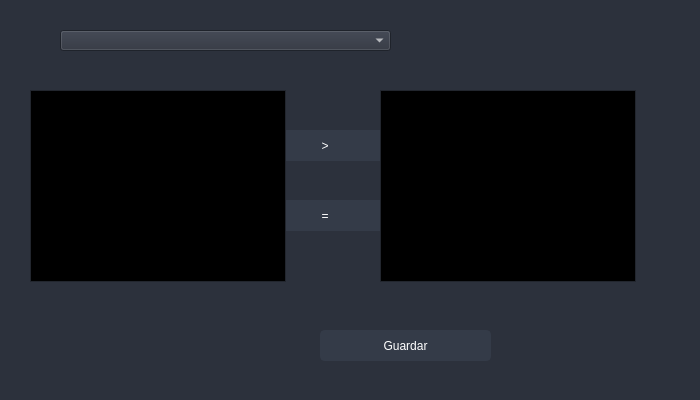
Qt form ui/extensionsWindow.ui (corzelito/TheOrganizer) before a commit.
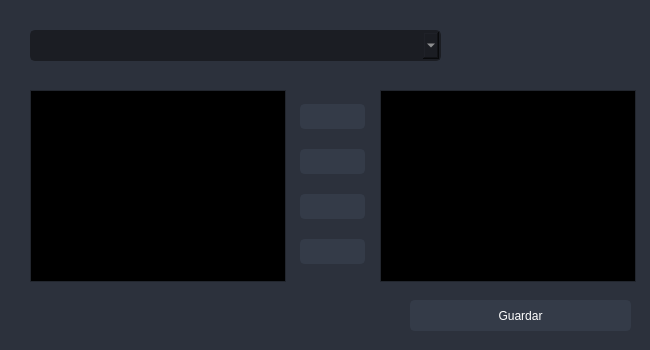
The same form after that commit. Icons and pictures are not drawn.

The edit to the form file:
```diff
--- a/ui/extensionsWindow.ui
+++ b/ui/extensionsWindow.ui
@@ -9,8 +9,8 @@
             <rect>
                 <x>0</x>
                 <y>0</y>
-                <width>700</width>
-                <height>400</height>
+    <width>650</width>
+    <height>350</height>
             </rect>
         </property>
         <property name="sizePolicy">
@@ -22,12 +22,12 @@
         <property name="minimumSize">
             <size>
                 <width>600</width>
-                <height>400</height>
+    <height>350</height>
             </size>
         </property>
         <property name="maximumSize">
             <size>
-                <width>700</width>
+    <width>650</width>
                 <height>400</height>
             </size>
         </property>
@@ -453,9 +453,9 @@
             <widget class="QPushButton" name="saveButton">
                 <property name="geometry">
                     <rect>
-                        <x>320</x>
-                        <y>330</y>
-                        <width>171</width>
+      <x>410</x>
+      <y>300</y>
+      <width>221</width>
                         <height>31</height>
                     </rect>
                 </property>
@@ -657,16 +657,6 @@
                     <enum>QListView::ListMode</enum>
                 </property>
             </widget>
-            <widget class="QComboBox" name="cmbExtensions">
-                <property name="geometry">
-                    <rect>
-                        <x>60</x>
-                        <y>30</y>
-                        <width>331</width>
-                        <height>21</height>
-                    </rect>
-                </property>
-            </widget>
             <widget class="QListWidget" name="listWidget_2">
                 <property name="geometry">
                     <rect>
@@ -677,21 +667,438 @@
                     </rect>
                 </property>
             </widget>
+   <widget class="QComboBox" name="cmbExtensions">
+    <property name="geometry">
+     <rect>
+      <x>30</x>
+      <y>30</y>
+      <width>411</width>
+      <height>31</height>
+     </rect>
+    </property>
+    <property name="palette">
+     <palette>
+      <active>
+       <colorrole role="WindowText">
+        <brush brushstyle="SolidPattern">
+         <color alpha="255">
+          <red>210</red>
+          <green>210</green>
+          <blue>210</blue>
+         </color>
+        </brush>
+       </colorrole>
+       <colorrole role="Button">
+        <brush brushstyle="SolidPattern">
+         <color alpha="255">
+          <red>27</red>
+          <green>29</green>
+          <blue>35</blue>
+         </color>
+        </brush>
+       </colorrole>
+       <colorrole role="Text">
+        <brush brushstyle="SolidPattern">
+         <color alpha="255">
+          <red>85</red>
+          <green>170</green>
+          <blue>255</blue>
+         </color>
+        </brush>
+       </colorrole>
+       <colorrole role="ButtonText">
+        <brush brushstyle="SolidPattern">
+         <color alpha="255">
+          <red>210</red>
+          <green>210</green>
+          <blue>210</blue>
+         </color>
+        </brush>
+       </colorrole>
+       <colorrole role="Base">
+        <brush brushstyle="SolidPattern">
+         <color alpha="255">
+          <red>27</red>
+          <green>29</green>
+          <blue>35</blue>
+         </color>
+        </brush>
+       </colorrole>
+       <colorrole role="Window">
+        <brush brushstyle="SolidPattern">
+         <color alpha="255">
+          <red>27</red>
+          <green>29</green>
+          <blue>35</blue>
+         </color>
+        </brush>
+       </colorrole>
+      </active>
+      <inactive>
+       <colorrole role="WindowText">
+        <brush brushstyle="SolidPattern">
+         <color alpha="255">
+          <red>210</red>
+          <green>210</green>
+          <blue>210</blue>
+         </color>
+        </brush>
+       </colorrole>
+       <colorrole role="Button">
+        <brush brushstyle="SolidPattern">
+         <color alpha="255">
+          <red>27</red>
+          <green>29</green>
+          <blue>35</blue>
+         </color>
+        </brush>
+       </colorrole>
+       <colorrole role="Text">
+        <brush brushstyle="SolidPattern">
+         <color alpha="255">
+          <red>85</red>
+          <green>170</green>
+          <blue>255</blue>
+         </color>
+        </brush>
+       </colorrole>
+       <colorrole role="ButtonText">
+        <brush brushstyle="SolidPattern">
+         <color alpha="255">
+          <red>210</red>
+          <green>210</green>
+          <blue>210</blue>
+         </color>
+        </brush>
+       </colorrole>
+       <colorrole role="Base">
+        <brush brushstyle="SolidPattern">
+         <color alpha="255">
+          <red>27</red>
+          <green>29</green>
+          <blue>35</blue>
+         </color>
+        </brush>
+       </colorrole>
+       <colorrole role="Window">
+        <brush brushstyle="SolidPattern">
+         <color alpha="255">
+          <red>27</red>
+          <green>29</green>
+          <blue>35</blue>
+         </color>
+        </brush>
+       </colorrole>
+      </inactive>
+      <disabled>
+       <colorrole role="WindowText">
+        <brush brushstyle="SolidPattern">
+         <color alpha="255">
+          <red>210</red>
+          <green>210</green>
+          <blue>210</blue>
+         </color>
+        </brush>
+       </colorrole>
+       <colorrole role="Button">
+        <brush brushstyle="SolidPattern">
+         <color alpha="255">
+          <red>27</red>
+          <green>29</green>
+          <blue>35</blue>
+         </color>
+        </brush>
+       </colorrole>
+       <colorrole role="Text">
+        <brush brushstyle="SolidPattern">
+         <color alpha="255">
+          <red>210</red>
+          <green>210</green>
+          <blue>210</blue>
+         </color>
+        </brush>
+       </colorrole>
+       <colorrole role="ButtonText">
+        <brush brushstyle="SolidPattern">
+         <color alpha="255">
+          <red>210</red>
+          <green>210</green>
+          <blue>210</blue>
+         </color>
+        </brush>
+       </colorrole>
+       <colorrole role="Base">
+        <brush brushstyle="SolidPattern">
+         <color alpha="255">
+          <red>27</red>
+          <green>29</green>
+          <blue>35</blue>
+         </color>
+        </brush>
+       </colorrole>
+       <colorrole role="Window">
+        <brush brushstyle="SolidPattern">
+         <color alpha="255">
+          <red>27</red>
+          <green>29</green>
+          <blue>35</blue>
+         </color>
+        </brush>
+       </colorrole>
+      </disabled>
+     </palette>
+    </property>
+    <property name="font">
+     <font>
+      <family>Segoe UI</family>
+      <pointsize>9</pointsize>
+     </font>
+    </property>
+    <property name="autoFillBackground">
+     <bool>false</bool>
+    </property>
+    <property name="styleSheet">
+     <string notr="true">QComboBox{
+	background-color: rgb(27, 29, 35);
+	border-radius: 5px;
+	border: 2px solid rgb(27, 29, 35);
+	padding: 5px;
+	padding-left: 10px;
+}
+QComboBox:hover{
+	border: 2px solid rgb(64, 71, 88);
+}
+QComboBox QAbstractItemView {
+	color: rgb(85, 170, 255);	
+	background-color: rgb(27, 29, 35);
+	padding: 10px;
+	selection-background-color: rgb(39, 44, 54);
+}</string>
+    </property>
+    <property name="currentIndex">
+     <number>-1</number>
+    </property>
+    <property name="maxCount">
+     <number>2147483646</number>
+    </property>
+    <property name="frame">
+     <bool>true</bool>
+    </property>
+   </widget>
+   <widget class="QWidget" name="">
+    <property name="geometry">
+     <rect>
+      <x>300</x>
+      <y>90</y>
+      <width>71</width>
+      <height>191</height>
+     </rect>
+    </property>
+    <layout class="QVBoxLayout" name="verticalLayout">
+     <item>
             <widget class="QPushButton" name="btntoRight">
-                <property name="geometry">
-                    <rect>
-                        <x>250</x>
-                        <y>130</y>
-                        <width>150</width>
-                        <height>31</height>
-                    </rect>
-                </property>
+       <property name="minimumSize">
+        <size>
+         <width>0</width>
+         <height>0</height>
+        </size>
+       </property>
+       <property name="maximumSize">
+        <size>
+         <width>65</width>
+         <height>25</height>
+        </size>
+       </property>
+       <property name="palette">
+        <palette>
+         <active>
+          <colorrole role="Button">
+           <brush brushstyle="SolidPattern">
+            <color alpha="255">
+             <red>52</red>
+             <green>59</green>
+             <blue>72</blue>
+            </color>
+           </brush>
+          </colorrole>
+          <colorrole role="Text">
+           <brush brushstyle="SolidPattern">
+            <color alpha="255">
+             <red>255</red>
+             <green>255</green>
+             <blue>255</blue>
+            </color>
+           </brush>
+          </colorrole>
+          <colorrole role="ButtonText">
+           <brush brushstyle="SolidPattern">
+            <color alpha="255">
+             <red>255</red>
+             <green>255</green>
+             <blue>255</blue>
+            </color>
+           </brush>
+          </colorrole>
+          <colorrole role="Base">
+           <brush brushstyle="SolidPattern">
+            <color alpha="255">
+             <red>52</red>
+             <green>59</green>
+             <blue>72</blue>
+            </color>
+           </brush>
+          </colorrole>
+          <colorrole role="Window">
+           <brush brushstyle="SolidPattern">
+            <color alpha="255">
+             <red>52</red>
+             <green>59</green>
+             <blue>72</blue>
+            </color>
+           </brush>
+          </colorrole>
+         </active>
+         <inactive>
+          <colorrole role="Button">
+           <brush brushstyle="SolidPattern">
+            <color alpha="255">
+             <red>52</red>
+             <green>59</green>
+             <blue>72</blue>
+            </color>
+           </brush>
+          </colorrole>
+          <colorrole role="Text">
+           <brush brushstyle="SolidPattern">
+            <color alpha="255">
+             <red>255</red>
+             <green>255</green>
+             <blue>255</blue>
+            </color>
+           </brush>
+          </colorrole>
+          <colorrole role="ButtonText">
+           <brush brushstyle="SolidPattern">
+            <color alpha="255">
+             <red>255</red>
+             <green>255</green>
+             <blue>255</blue>
+            </color>
+           </brush>
+          </colorrole>
+          <colorrole role="Base">
+           <brush brushstyle="SolidPattern">
+            <color alpha="255">
+             <red>52</red>
+             <green>59</green>
+             <blue>72</blue>
+            </color>
+           </brush>
+          </colorrole>
+          <colorrole role="Window">
+           <brush brushstyle="SolidPattern">
+            <color alpha="255">
+             <red>52</red>
+             <green>59</green>
+             <blue>72</blue>
+            </color>
+           </brush>
+          </colorrole>
+         </inactive>
+         <disabled>
+          <colorrole role="Button">
+           <brush brushstyle="SolidPattern">
+            <color alpha="255">
+             <red>52</red>
+             <green>59</green>
+             <blue>72</blue>
+            </color>
+           </brush>
+          </colorrole>
+          <colorrole role="Text">
+           <brush brushstyle="SolidPattern">
+            <color alpha="255">
+             <red>120</red>
+             <green>120</green>
+             <blue>120</blue>
+            </color>
+           </brush>
+          </colorrole>
+          <colorrole role="ButtonText">
+           <brush brushstyle="SolidPattern">
+            <color alpha="255">
+             <red>120</red>
+             <green>120</green>
+             <blue>120</blue>
+            </color>
+           </brush>
+          </colorrole>
+          <colorrole role="Base">
+           <brush brushstyle="SolidPattern">
+            <color alpha="255">
+             <red>52</red>
+             <green>59</green>
+             <blue>72</blue>
+            </color>
+           </brush>
+          </colorrole>
+          <colorrole role="Window">
+           <brush brushstyle="SolidPattern">
+            <color alpha="255">
+             <red>52</red>
+             <green>59</green>
+             <blue>72</blue>
+            </color>
+           </brush>
+          </colorrole>
+         </disabled>
+        </palette>
+       </property>
+       <property name="font">
+        <font>
+         <family>Segoe UI</family>
+         <pointsize>9</pointsize>
+        </font>
+       </property>
+       <property name="styleSheet">
+        <string notr="true">QPushButton {
+                        border: 2px solid rgb(52, 59, 72);
+                        border-radius: 5px;
+                        background-color: rgb(52, 59, 72);
+                        }
+                        QPushButton:hover {
+                        background-color: rgb(57, 65, 80);
+                        border: 2px solid rgb(61, 70, 86);
+                        }
+                        QPushButton:pressed {
+                        background-color: rgb(35, 40, 49);
+                        border: 2px solid rgb(43, 50, 61);
+                        }
+                    </string>
+       </property>
+       <property name="text">
+        <string/>
+       </property>
+       <property name="icon">
+        <iconset>
+         <normaloff>icons/16x16/cil-chevron-right.png</normaloff>icons/16x16/cil-chevron-right.png</iconset>
+       </property>
+      </widget>
+     </item>
+     <item>
+      <widget class="QPushButton" name="btntoLeft">
                 <property name="minimumSize">
                     <size>
-                        <width>150</width>
-                        <height>30</height>
-                    </size>
-                </property>
+         <width>0</width>
+         <height>0</height>
+        </size>
+       </property>
+       <property name="maximumSize">
+        <size>
+         <width>65</width>
+         <height>25</height>
+        </size>
+       </property>
                 <property name="palette">
                     <palette>
                         <active>
@@ -860,29 +1267,218 @@
                     </string>
                 </property>
                 <property name="text">
-                    <string>&gt;</string>
+        <string/>
                 </property>
                 <property name="icon">
                     <iconset>
-                        <normaloff>icons/16x16/cil-folder-open.png</normaloff>icons/16x16/cil-folder-open.png
-                    </iconset>
-                </property>
-            </widget>
-            <widget class="QPushButton" name="btnTest">
-                <property name="geometry">
-                    <rect>
-                        <x>250</x>
-                        <y>200</y>
-                        <width>150</width>
-                        <height>31</height>
-                    </rect>
-                </property>
+         <normaloff>icons/16x16/cil-chevron-left.png</normaloff>icons/16x16/cil-chevron-left.png</iconset>
+       </property>
+      </widget>
+     </item>
+     <item>
+      <widget class="QPushButton" name="btntoAllRight">
+       <property name="minimumSize">
+        <size>
+         <width>0</width>
+         <height>0</height>
+        </size>
+       </property>
+       <property name="maximumSize">
+        <size>
+         <width>65</width>
+         <height>25</height>
+        </size>
+       </property>
+       <property name="palette">
+        <palette>
+         <active>
+          <colorrole role="Button">
+           <brush brushstyle="SolidPattern">
+            <color alpha="255">
+             <red>52</red>
+             <green>59</green>
+             <blue>72</blue>
+            </color>
+           </brush>
+          </colorrole>
+          <colorrole role="Text">
+           <brush brushstyle="SolidPattern">
+            <color alpha="255">
+             <red>255</red>
+             <green>255</green>
+             <blue>255</blue>
+            </color>
+           </brush>
+          </colorrole>
+          <colorrole role="ButtonText">
+           <brush brushstyle="SolidPattern">
+            <color alpha="255">
+             <red>255</red>
+             <green>255</green>
+             <blue>255</blue>
+            </color>
+           </brush>
+          </colorrole>
+          <colorrole role="Base">
+           <brush brushstyle="SolidPattern">
+            <color alpha="255">
+             <red>52</red>
+             <green>59</green>
+             <blue>72</blue>
+            </color>
+           </brush>
+          </colorrole>
+          <colorrole role="Window">
+           <brush brushstyle="SolidPattern">
+            <color alpha="255">
+             <red>52</red>
+             <green>59</green>
+             <blue>72</blue>
+            </color>
+           </brush>
+          </colorrole>
+         </active>
+         <inactive>
+          <colorrole role="Button">
+           <brush brushstyle="SolidPattern">
+            <color alpha="255">
+             <red>52</red>
+             <green>59</green>
+             <blue>72</blue>
+            </color>
+           </brush>
+          </colorrole>
+          <colorrole role="Text">
+           <brush brushstyle="SolidPattern">
+            <color alpha="255">
+             <red>255</red>
+             <green>255</green>
+             <blue>255</blue>
+            </color>
+           </brush>
+          </colorrole>
+          <colorrole role="ButtonText">
+           <brush brushstyle="SolidPattern">
+            <color alpha="255">
+             <red>255</red>
+             <green>255</green>
+             <blue>255</blue>
+            </color>
+           </brush>
+          </colorrole>
+          <colorrole role="Base">
+           <brush brushstyle="SolidPattern">
+            <color alpha="255">
+             <red>52</red>
+             <green>59</green>
+             <blue>72</blue>
+            </color>
+           </brush>
+          </colorrole>
+          <colorrole role="Window">
+           <brush brushstyle="SolidPattern">
+            <color alpha="255">
+             <red>52</red>
+             <green>59</green>
+             <blue>72</blue>
+            </color>
+           </brush>
+          </colorrole>
+         </inactive>
+         <disabled>
+          <colorrole role="Button">
+           <brush brushstyle="SolidPattern">
+            <color alpha="255">
+             <red>52</red>
+             <green>59</green>
+             <blue>72</blue>
+            </color>
+           </brush>
+          </colorrole>
+          <colorrole role="Text">
+           <brush brushstyle="SolidPattern">
+            <color alpha="255">
+             <red>120</red>
+             <green>120</green>
+             <blue>120</blue>
+            </color>
+           </brush>
+          </colorrole>
+          <colorrole role="ButtonText">
+           <brush brushstyle="SolidPattern">
+            <color alpha="255">
+             <red>120</red>
+             <green>120</green>
+             <blue>120</blue>
+            </color>
+           </brush>
+          </colorrole>
+          <colorrole role="Base">
+           <brush brushstyle="SolidPattern">
+            <color alpha="255">
+             <red>52</red>
+             <green>59</green>
+             <blue>72</blue>
+            </color>
+           </brush>
+          </colorrole>
+          <colorrole role="Window">
+           <brush brushstyle="SolidPattern">
+            <color alpha="255">
+             <red>52</red>
+             <green>59</green>
+             <blue>72</blue>
+            </color>
+           </brush>
+          </colorrole>
+         </disabled>
+        </palette>
+       </property>
+       <property name="font">
+        <font>
+         <family>Segoe UI</family>
+         <pointsize>9</pointsize>
+        </font>
+       </property>
+       <property name="styleSheet">
+        <string notr="true">QPushButton {
+                        border: 2px solid rgb(52, 59, 72);
+                        border-radius: 5px;
+                        background-color: rgb(52, 59, 72);
+                        }
+                        QPushButton:hover {
+                        background-color: rgb(57, 65, 80);
+                        border: 2px solid rgb(61, 70, 86);
+                        }
+                        QPushButton:pressed {
+                        background-color: rgb(35, 40, 49);
+                        border: 2px solid rgb(43, 50, 61);
+                        }
+                    </string>
+       </property>
+       <property name="text">
+        <string/>
+       </property>
+       <property name="icon">
+        <iconset>
+         <normaloff>icons/16x16/cil-chevron-double-right.png</normaloff>icons/16x16/cil-chevron-double-right.png</iconset>
+       </property>
+      </widget>
+     </item>
+     <item>
+      <widget class="QPushButton" name="btntoAllLeft">
                 <property name="minimumSize">
                     <size>
-                        <width>150</width>
-                        <height>30</height>
-                    </size>
-                </property>
+         <width>0</width>
+         <height>0</height>
+        </size>
+       </property>
+       <property name="maximumSize">
+        <size>
+         <width>65</width>
+         <height>25</height>
+        </size>
+       </property>
                 <property name="palette">
                     <palette>
                         <active>
@@ -1051,15 +1647,16 @@
                     </string>
                 </property>
                 <property name="text">
-                    <string>=</string>
+        <string/>
                 </property>
                 <property name="icon">
                     <iconset>
-                        <normaloff>icons/16x16/cil-folder-open.png</normaloff>icons/16x16/cil-folder-open.png
-                    </iconset>
-                </property>
-            </widget>
-            <zorder>btnTest</zorder>
+         <normaloff>icons/16x16/cil-chevron-double-left.png</normaloff>icons/16x16/cil-chevron-double-left.png</iconset>
+       </property>
+      </widget>
+     </item>
+    </layout>
+   </widget>
             <zorder>btntoRight</zorder>
             <zorder>saveButton</zorder>
             <zorder>listWidget</zorder>
```
Left out of the diff: 16 changed lines with no effect on the pictures. Lines whose indentation alone changed are shown as unchanged.
